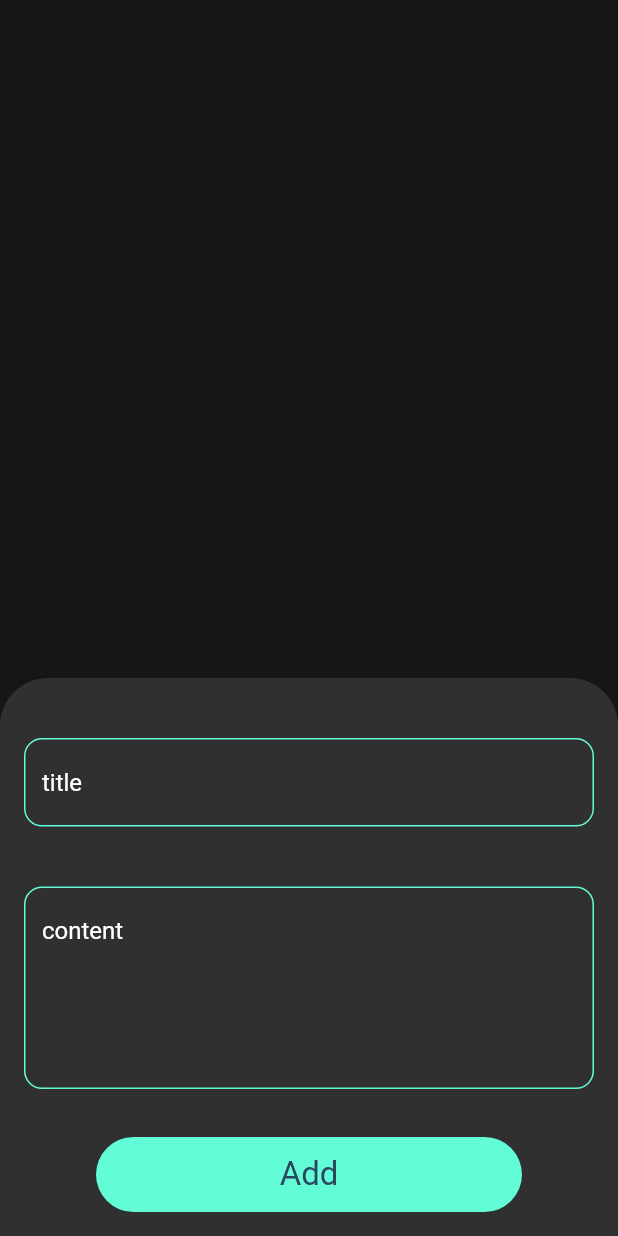
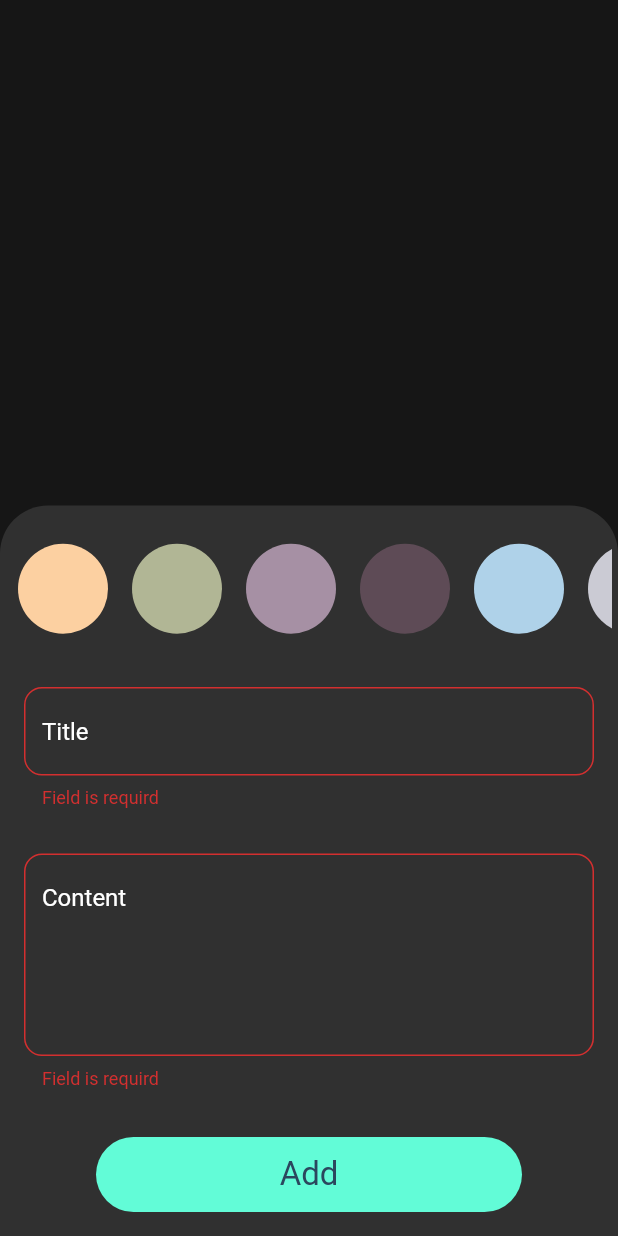
Before and after one commit to osama-hawas/notes_app, a Flutter app: what showModelBottomSheet() shows on an empty page, opened directly, after a tap on "Add", on a phone screen of 412 x 824 dp. Run offline on Flutter 3.47's test engine with Material 2 defaults, Android fonts, the phone set to English and light mode, and no system bars; our stand-ins replace bloc, flutter_bloc, hive, hive_flutter; accounts and stored records are empty.

Commit message:
finish the app

```diff
--- a/lib/constants/strings.dart
+++ b/lib/constants/strings.dart
@@ -1,3 +1,14 @@
 import 'package:flutter/material.dart';
 
-Color textFieldColor = const Color(0xff62fcd7);
+const Color kPrimiryColor = Color(0xff62fcd7);
+const String kNotesBox = 'note_box';
+const List<Color> kListOfColor = [
+  Color(0xfffcd0a1),
+  Color(0xffb1b695),
+  Color(0xffa690a4),
+  Color(0xff5e4b56),
+  Color(0xffafd2e9),
+  Color(0xffcbcbd4),
+  Color(0xff818479),
+  Color(0xffe7e08b),
+];
--- /dev/null
+++ b/lib/cubits/add_note_cubit/add_note_cubit.dart
@@ -0,0 +1,28 @@
+import 'package:bloc/bloc.dart';
+import 'package:flutter/animation.dart';
+import 'package:hive_flutter/hive_flutter.dart';
+import 'package:meta/meta.dart';
+import 'package:notes_app/constants/strings.dart';
+import 'package:notes_app/models/note_model.dart';
+
+part 'add_note_state.dart';
+
+class AddNoteCubit extends Cubit<AddNoteState> {
+  AddNoteCubit() : super(AddNoteInitial());
+  List<NoteModel>? noteModel;
+  Color color = Color(0xffb1b695);
+
+  addNote(NoteModel note) async {
+    emit(AddNoteLoading());
+    try {
+      note.color = color.value;
+      Box<NoteModel> notesBox = Hive.box<NoteModel>(kNotesBox);
+      await notesBox.add(note);
+      noteModel = notesBox.values.toList(growable: true);
+
+      emit(AddNoteSuccess());
+    } catch (e) {
+      emit(AddNoteFailure(errMessage: e.toString()));
+    }
+  }
+}
--- /dev/null
+++ b/lib/cubits/add_note_cubit/add_note_state.dart
@@ -0,0 +1,16 @@
+part of 'add_note_cubit.dart';
+
+@immutable
+abstract class AddNoteState {}
+
+class AddNoteInitial extends AddNoteState {}
+
+class AddNoteLoading extends AddNoteState {}
+
+class AddNoteSuccess extends AddNoteState {}
+
+class AddNoteFailure extends AddNoteState {
+  final String errMessage;
+
+  AddNoteFailure({required this.errMessage});
+}
--- /dev/null
+++ b/lib/cubits/note_view_cubit/note_view_cubit.dart
@@ -0,0 +1,18 @@
+import 'package:bloc/bloc.dart';
+import 'package:hive/hive.dart';
+import 'package:meta/meta.dart';
+import 'package:notes_app/models/note_model.dart';
+
+import '../../constants/strings.dart';
+
+part 'note_view_state.dart';
+
+class NoteViewCubit extends Cubit<NoteViewState> {
+  NoteViewCubit() : super(NoteViewInitial());
+  List<NoteModel>? notes;
+  getAllNote() {
+    Box<NoteModel> notesBox = Hive.box<NoteModel>(kNotesBox);
+    notes = notesBox.values.toList();
+    emit(RefreshSuccess());
+  }
+}
--- /dev/null
+++ b/lib/cubits/note_view_cubit/note_view_state.dart
@@ -0,0 +1,7 @@
+part of 'note_view_cubit.dart';
+
+@immutable
+abstract class NoteViewState {}
+
+class NoteViewInitial extends NoteViewState {}
+class RefreshSuccess extends NoteViewState{}
--- /dev/null
+++ b/lib/models/note_model.dart
@@ -0,0 +1,21 @@
+import 'package:hive/hive.dart';
+part 'note_model.g.dart';
+
+@HiveType(typeId: 0)
+class NoteModel extends HiveObject {
+  @HiveField(0)
+   String title;
+  @HiveField(1)
+  String subtitle;
+  @HiveField(2)
+  late String date;
+  @HiveField(3)
+   int color;
+
+  NoteModel({
+    required this.subtitle,
+    required this.color,
+    required this.date,
+    required this.title,
+  });
+}
--- /dev/null
+++ b/lib/widgets/add_note_form_state.dart
@@ -0,0 +1,79 @@
+import 'package:flutter/cupertino.dart';
+import 'package:flutter/material.dart';
+import 'package:flutter_bloc/flutter_bloc.dart';
+import 'package:notes_app/cubits/add_note_cubit/add_note_cubit.dart';
+import 'package:notes_app/models/note_model.dart';
+
+import 'custom_botton.dart';
+import 'custom_text_field.dart';
+import 'list_view_colors.dart';
+
+class AddNoteFormState extends StatefulWidget {
+  const AddNoteFormState({
+    Key? key,
+  }) : super(key: key);
+
+  @override
+  State<AddNoteFormState> createState() => _AddNoteFormStateState();
+}
+
+class _AddNoteFormStateState extends State<AddNoteFormState> {
+  final GlobalKey<FormState> formKey = GlobalKey();
+  AutovalidateMode autovalidateMode = AutovalidateMode.disabled;
+  String? title, subTitle;
+
+  @override
+  Widget build(BuildContext context) {
+    return Form(
+      key: formKey,
+      autovalidateMode: autovalidateMode,
+      child: Column(
+        children: [SizedBox(height: 16,),
+          Padding(
+            padding: const EdgeInsets.symmetric(horizontal: 4),
+            child: CustomListViewColor(),
+          ),
+          CustomTextField(
+            hintText: title ?? 'Title',
+            maxLine: 1,
+            onSaved: (value) {
+              title = value;
+            },
+          ),
+          CustomTextField(
+            hintText: subTitle ?? 'Content',
+            maxLine: 5,
+            onSaved: (value) {
+              subTitle = value;
+            },
+          ),
+          BlocBuilder<AddNoteCubit, AddNoteState>(
+            builder: (context, state) {
+              return CustomButtom(
+                isLoading: state is AddNoteLoading ? true : false,
+                onTap: () {
+                  if (formKey.currentState!.validate()) {
+                    formKey.currentState!.save();
+                    var noteModel = NoteModel(
+                        subtitle: subTitle!,
+                        color: Colors.blue.withAlpha(200).value,
+                        date: DateTime.now().toString(),
+                        title: title!);
+                    BlocProvider.of<AddNoteCubit>(context).addNote(noteModel);
+                  } else {
+                    autovalidateMode = AutovalidateMode.always;
+                    setState(() {});
+                  }
+                },
+                textButtom: 'Add',
+              );
+            },
+          ),
+          const SizedBox(
+            height: 16,
+          ),
+        ],
+      ),
+    );
+  }
+}
--- /dev/null
+++ b/lib/widgets/custom_botton.dart
@@ -0,0 +1,47 @@
+import 'package:flutter/cupertino.dart';
+import 'package:flutter/material.dart';
+
+import '../constants/strings.dart';
+
+class CustomButtom extends StatelessWidget {
+  VoidCallback? onTap;
+  String textButtom;
+  final bool isLoading;
+  CustomButtom(
+      {required this.textButtom, required this.onTap, this.isLoading = false});
+
+  @override
+  Widget build(BuildContext context) {
+    return GestureDetector(
+      onTap: onTap,
+      child: Padding(
+        padding: const EdgeInsets.only(left: 64, right: 64, top: 32),
+        child: Container(
+          decoration: BoxDecoration(
+            borderRadius: BorderRadius.circular(32),
+            color: kPrimiryColor,
+          ),
+          width: double.infinity,
+          height: 50,
+          child: Center(
+            child: isLoading
+                ?const SizedBox(
+                    height: 24,
+                    width: 24,
+                    child: CircularProgressIndicator(
+                      color: Colors.black,
+                    ),
+                  )
+                : Text(
+                    textButtom,
+                    style:const TextStyle(
+                      color: Color(0xff2b475e),
+                      fontSize: 22,
+                    ),
+                  ),
+          ),
+        ),
+      ),
+    );
+  }
+}
--- /dev/null
+++ b/lib/widgets/custom_circle_avatar.dart
@@ -0,0 +1,28 @@
+import 'package:flutter/cupertino.dart';
+import 'package:flutter/material.dart';
+
+class CustomCircleAvatar extends StatelessWidget {
+  const CustomCircleAvatar({
+    Key? key,
+    required this.isActive,
+    required this.color,
+  }) : super(key: key);
+  final bool isActive;
+  final Color color;
+  @override
+  Widget build(BuildContext context) {
+    return isActive
+        ? CircleAvatar(
+            child: CircleAvatar(
+              backgroundColor: color,
+              radius: 27,
+            ),
+            radius: 30,
+            backgroundColor: Colors.white,
+          )
+        : CircleAvatar(
+            backgroundColor: color,
+            radius: 30,
+          );
+  }
+}
--- a/lib/widgets/custom_floating_action_button.dart
+++ b/lib/widgets/custom_floating_action_button.dart
@@ -12,13 +12,13 @@ class CustomFloatingActionButton extends StatelessWidget {
     return Container(
       decoration: BoxDecoration(
         borderRadius: BorderRadius.circular(40),
-        color: textFieldColor,
+        color: kPrimiryColor,
       ),
       child: IconButton(
         onPressed: () {
           showModelBottomSheet(context);
         },
-        icon: Icon(
+        icon:const Icon(
           Icons.add,
           color: Colors.black,
           size: 32,
--- a/lib/widgets/custom_text_field.dart
+++ b/lib/widgets/custom_text_field.dart
@@ -1,5 +1,3 @@
-
-
 import 'package:flutter/material.dart';
 
 import '../constants/strings.dart';
@@ -7,20 +5,34 @@ import '../constants/strings.dart';
 class CustomTextField extends StatelessWidget {
   final String hintText;
   final int maxLine;
-
-  const CustomTextField({required this.hintText, required this.maxLine});
+  void Function(String?)? onSaved;
+  CustomTextField(
+      {required this.hintText,
+      required this.maxLine,
+      required this.onSaved,
+      this.onChanged});
+  final Function(String)? onChanged;
   @override
   Widget build(BuildContext context) {
     return Padding(
-      padding: const EdgeInsets.only(left: 16, right: 16, top: 40),
-      child: TextField(
-        cursorColor: textFieldColor,
+      padding: const EdgeInsets.only(left: 16, right: 16, top: 30),
+      child: TextFormField(
+        onChanged: onChanged,
+        onSaved: onSaved,
+        validator: (value) {
+          if (value?.isEmpty ?? true) {
+            return 'Field is requird';
+          } else {
+            return null;
+          }
+        },
+        cursorColor: kPrimiryColor,
         cursorHeight: 20,
         maxLines: maxLine,
-        style: TextStyle(color: Colors.white),
+        style: const TextStyle(color: Colors.white),
         decoration: InputDecoration(
           hintText: hintText,
-          hintStyle: TextStyle(
+          hintStyle: const TextStyle(
             color: Colors.white,
           ),
           enabledBorder: outLineInputBorder(),
@@ -34,8 +46,8 @@ class CustomTextField extends StatelessWidget {
   OutlineInputBorder outLineInputBorder() {
     return OutlineInputBorder(
       borderRadius: BorderRadius.circular(12),
-      borderSide: BorderSide(
-        color: textFieldColor,
+      borderSide: const BorderSide(
+        color: kPrimiryColor,
       ),
     );
   }
--- /dev/null
+++ b/lib/widgets/list_view_colors.dart
@@ -0,0 +1,46 @@
+import 'package:flutter/cupertino.dart';
+import 'package:flutter/material.dart';
+import 'package:flutter_bloc/flutter_bloc.dart';
+import 'package:notes_app/cubits/add_note_cubit/add_note_cubit.dart';
+
+import '../constants/strings.dart';
+import 'custom_circle_avatar.dart';
+
+class CustomListViewColor extends StatefulWidget {
+  CustomListViewColor({super.key});
+
+  @override
+  State<CustomListViewColor> createState() => _CustomListViewColorState();
+}
+
+class _CustomListViewColorState extends State<CustomListViewColor> {
+  int? colorIndex;
+
+
+  @override
+  Widget build(BuildContext context) {
+    return SizedBox(
+      height: 75,
+      child: ListView.builder(
+        itemBuilder: (context, index) {
+          return Padding(
+            padding: const EdgeInsetsDirectional.only(
+                start: 8, end: 8, top: 4, bottom: 0),
+            child: GestureDetector(
+                onTap: () {
+                  colorIndex = index;
+                  BlocProvider.of<AddNoteCubit>(context).color = kListOfColor[index];
+                  setState(() {});
+                },
+                child: CustomCircleAvatar(
+                  isActive: colorIndex == index,
+                  color: kListOfColor[index],
+                )),
+          );
+        },
+        itemCount: kListOfColor.length,
+        scrollDirection: Axis.horizontal,
+      ),
+    );
+  }
+}
--- a/lib/widgets/show_model_bottom_sheet.dart
+++ b/lib/widgets/show_model_bottom_sheet.dart
@@ -1,7 +1,9 @@
 import 'package:flutter/material.dart';
+import 'package:flutter_bloc/flutter_bloc.dart';
+import 'package:notes_app/cubits/add_note_cubit/add_note_cubit.dart';
 
-import '../constants/strings.dart';
-import 'custom_text_field.dart';
+import '../cubits/note_view_cubit/note_view_cubit.dart';
+import 'add_note_form_state.dart';
 
 Future<dynamic> showModelBottomSheet(BuildContext context) {
   return showModalBottomSheet(
@@ -12,60 +14,31 @@ Future<dynamic> showModelBottomSheet(BuildContext context) {
         topRight: Radius.circular(32),
       ),
     ),
+    isScrollControlled: true,
     builder: (context) {
-      return SingleChildScrollView(
-        child: Container(
-          child: Column(
-            children: [
-              CustomTextField(
-                hintText: 'title',
-                maxLine: 1,
-              ),
-              CustomTextField(hintText: 'content', maxLine: 5),
-              CustomButtom(
-                onTap: () {},
-                textButtom: 'Add',
-              ),
-              SizedBox(
-                height: 16,
-              ),
-            ],
-          ),
-        ),
+      return BlocConsumer<AddNoteCubit, AddNoteState>(
+        listener: (context, state) {
+          if (state is AddNoteSuccess) {
+            BlocProvider.of<NoteViewCubit>(context).getAllNote();
+            Navigator.pop(context);
+          }
+
+          if (state is AddNoteFailure) {
+            print('Failed');
+          }
+        },
+        builder: (context, state) {
+          return AbsorbPointer(
+            absorbing: state is AddNoteLoading ? true : false,
+            child: SingleChildScrollView(
+              child: Padding(
+                  padding: EdgeInsetsDirectional.only(
+                      bottom: MediaQuery.of(context).viewInsets.bottom),
+                  child: const AddNoteFormState()),
+            ),
+          );
+        },
       );
     },
   );
 }
-
-class CustomButtom extends StatelessWidget {
-  VoidCallback? onTap;
-  String textButtom;
-  CustomButtom({required this.textButtom, required this.onTap});
-
-  @override
-  Widget build(BuildContext context) {
-    return GestureDetector(
-      onTap: onTap,
-      child: Padding(
-        padding: const EdgeInsets.only(left: 64, right: 64, top: 32),
-        child: Container(
-          decoration: BoxDecoration(
-            borderRadius: BorderRadius.circular(32),
-            color: textFieldColor,
-          ),
-          width: double.infinity,
-          height: 50,
-          child: Center(
-            child: Text(
-              textButtom,
-              style: TextStyle(
-                color: Color(0xff2b475e),
-                fontSize: 22,
-              ),
-            ),
-          ),
-        ),
-      ),
-    );
-  }
-}
```
Also changed, not shown: lib/Simple_bloc_observer.dart (added, +34 -0 lines), lib/main.dart (+28 -5 lines), lib/views/edit_note_screen.dart (+44 -9 lines), lib/views/notes_view.dart (+25 -11 lines), lib/widgets/custom_edit_note_list_view_color.dart (added, +56 -0 lines), lib/widgets/note_view_item.dart (+22 -8 lines), pubspec.yaml (+8 -0 lines), lib/models/note_model.g.dart (added), pubspec.lock, 1 other file.
